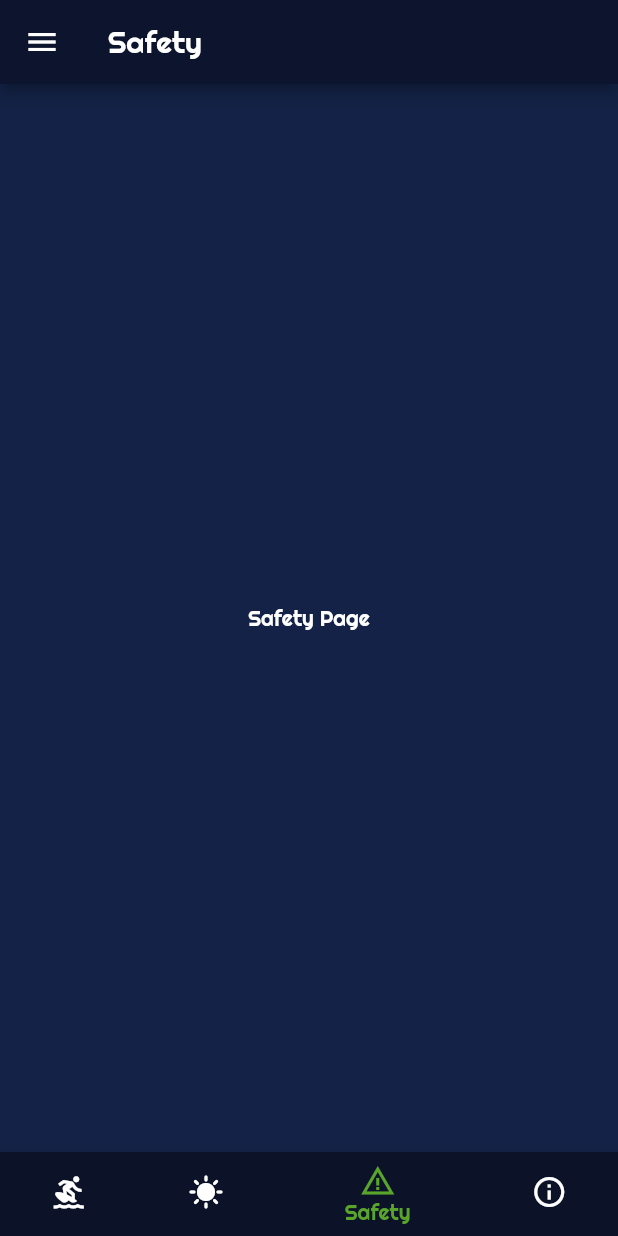
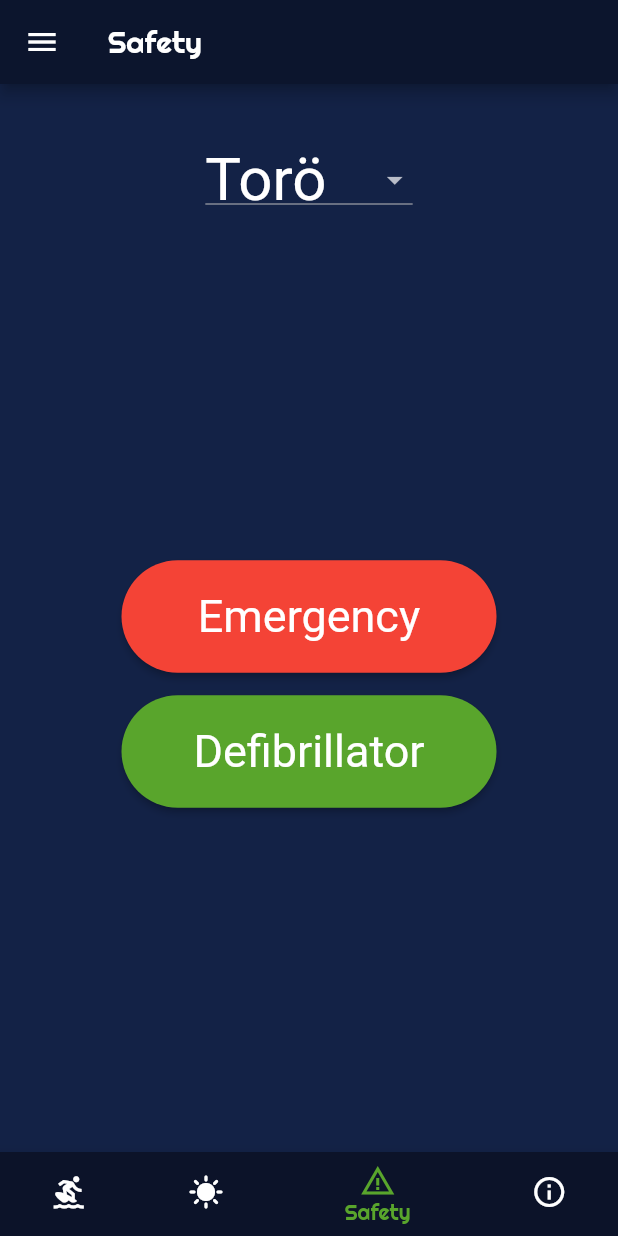
Before and after one commit to PVT15-Grupp-7/surfs-up, a Flutter app: the screen it shows once a user with an empty profile is signed in, item 3 of the bottom bar chosen, on a phone screen of 412 x 824 dp. Run offline on Flutter 3.47's test engine with Material 2 defaults, Android fonts, the phone set to English and light mode, and no system bars; our stand-ins replace firebase_auth, firebase_core, flutter_signin_button; accounts and stored records are empty.

Commit message:
Safety-page-kod

```diff
--- a/lib/pages/safety_page.dart
+++ b/lib/pages/safety_page.dart
@@ -1,17 +1,88 @@
 import 'package:flutter/material.dart';
 
-class SafetyPage extends StatelessWidget {
-  const SafetyPage({super.key});
+class SafetyPage extends StatefulWidget {
+  const SafetyPage({Key? key}) : super(key: key);
+
+  @override
+  _SafetyPageState createState() => _SafetyPageState();
+}
+
+class _SafetyPageState extends State<SafetyPage> {
+  // Variabel för att hålla koll på vilket menyval som är valt i DropdownButton
+  String _selectedItem = 'Torö';
+
+  // Lista med DropdownMenuItem-widgets som används i DropdownButton
+  List<DropdownMenuItem<String>> _dropdownMenuItems = [
+    DropdownMenuItem(child: Text('Torö'), value: 'Torö'),
+    DropdownMenuItem(child: Text('Väddö'), value: 'Väddö'),
+  ];
+
 
   @override
   Widget build(BuildContext context) {
-    return const Scaffold(
+    return Scaffold(
       backgroundColor: Color(0xFF132246),
-      body: Center(
-        child: Text(
-          'Safety Page',
-          style: TextStyle(color: Colors.white),
-        ),
+      body: Column(
+        // MainAxisAlignment.start placerar innehållet längst upp på skärmen
+        mainAxisAlignment: MainAxisAlignment.start,
+        children: [
+          // Padding-widget för att lägga till vertikalt mellanrum från toppen av skärmen
+          Padding(
+            padding: const EdgeInsets.only(top: 40.0),
+            child: DropdownButton<String>(
+              value: _selectedItem,
+              style: TextStyle(color: Colors.white, fontSize: 40),
+              items: _dropdownMenuItems,
+              onChanged: (String? newValue) {
+                setState(() {
+                  _selectedItem = newValue!;
+                });
+              },
+            ),
+          ),
+          // Expanded-widget används för att placera knapparna i mitten av den återstående skärmytan
+          Expanded(
+            child: Center(
+              child: Column(
+                mainAxisAlignment: MainAxisAlignment.center,
+                children: [
+                  // Första knappen (Knapp 1)
+                  ElevatedButton(
+                    onPressed: () {
+                      // Lägg till funktionalitet här
+                    }, style: ElevatedButton.styleFrom(
+                      primary: Colors.red,
+                      fixedSize: Size(250, 75),
+                      textStyle: TextStyle(fontSize: 30),
+                      shape: RoundedRectangleBorder(
+                        borderRadius: BorderRadius.circular(40),
+                      ),
+
+
+                    ),
+                    child: Text('Emergency', style: TextStyle(color: Colors.white),)
+                  ),
+                  // Lägger till ett horisontellt mellanrum mellan knapparna
+                  SizedBox(height: 15),
+                  // Andra knappen (Knapp 2)
+                  ElevatedButton(
+                    onPressed: () {
+                      // Lägg till funktionalitet här
+                    }, style: ElevatedButton.styleFrom(
+                       fixedSize: Size(250, 75),
+                       textStyle: TextStyle(fontSize: 30),
+                        shape: RoundedRectangleBorder(
+                        borderRadius: BorderRadius.circular(40),
+                      ),
+                    ),
+                    child: Text('Defibrillator'),
+
+                  ),
+                ],
+              ),
+            ),
+          ),
+        ],
       ),
     );
   }
```
